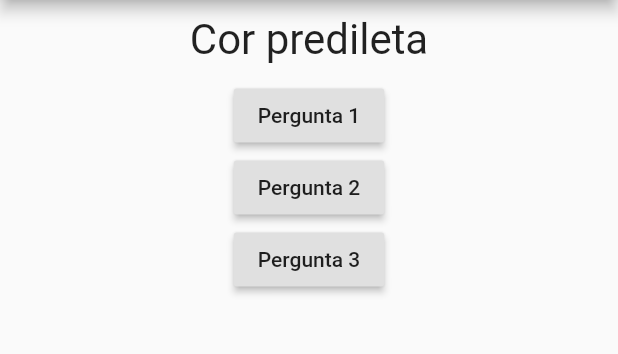
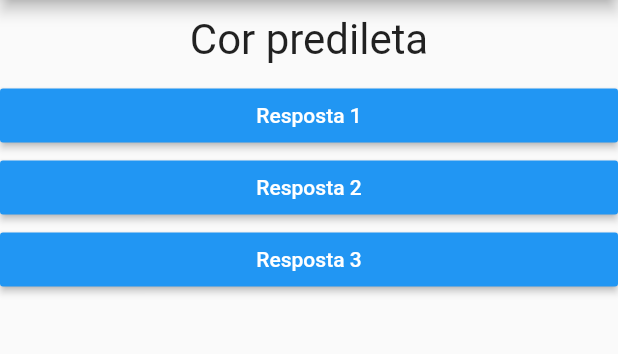
Before and after one commit to Lualfalmeida/projeto-perguntas, a Flutter app: the screen it shows after launch, on a phone screen of 412 x 824 dp, the part 84-438 px from its top. Run offline on Flutter 3.47's test engine with Material 2 defaults, Android fonts, the phone set to English and light mode, and no system bars.

Commit message:
projeto criado

```diff
--- a/lib/main.dart
+++ b/lib/main.dart
@@ -1,7 +1,7 @@
 import 'package:flutter/cupertino.dart';
 import 'package:flutter/material.dart';
 import './questao.dart';
-
+import './resposta.dart';
 
 main() => runApp(PerguntaApp());
 
@@ -21,9 +21,19 @@ class _PerguntaAppState extends State<PerguntaApp> {
       });
     }
 
-    var _pergunta = [
-      'Cor predileta',
-      'Animal predileto',
+    final List<Map<String, Object>> _pergunta = [
+      {
+        'texto': 'Cor predileta',
+        'respostas': ['Verde', 'Vermelha', 'Azul', 'Branca'],
+      },
+      {
+        'texto': 'Animal predileto',
+        'respostas': ['Cachorro', 'Gato', 'Papagaio', 'Hamster'],
+      },
+      {
+        'texto': 'Professor predileto',
+        'respostas': ['João', 'Marcelo', 'Alvaro', 'Bianca'],
+      },
     ];
 
     return MaterialApp(
@@ -33,19 +43,10 @@ class _PerguntaAppState extends State<PerguntaApp> {
         ),
         body: Column(
           children: [
-            Questao(_pergunta[_perguntaSelecionada]),
-            RaisedButton(
-              child: Text('Pergunta 1'),
-              onPressed: _responder,
-            ),
-            RaisedButton(
-              child: Text('Pergunta 2'),
-              onPressed: _responder,
-            ),
-            RaisedButton(
-              child: Text('Pergunta 3'),
-              onPressed: _responder,
-            ),
+            Questao(_pergunta[_perguntaSelecionada]['texto']),
+            Resposta('Resposta 1', _responder),
+            Resposta('Resposta 2', _responder),
+            Resposta('Resposta 3', _responder),
           ],
         ),
       ),
--- a/lib/questao.dart
+++ b/lib/questao.dart
@@ -1,15 +1,15 @@
 import 'package:flutter/material.dart';
 
 class Questao extends StatelessWidget {
-  final String texto;
-  Questao(this.texto);
+  final String argumento;
+  Questao(this.argumento);
   @override
   Widget build(BuildContext context) {
     return Container(
       width: double.infinity,
       margin: EdgeInsets.all(10),
       child: Text(
-        texto,
+        argumento,
         style: TextStyle(fontSize: 28),
         textAlign: TextAlign.center,
       ),
--- /dev/null
+++ b/lib/resposta.dart
@@ -0,0 +1,22 @@
+import 'package:flutter/material.dart';
+
+class Resposta extends StatelessWidget {
+  final String argumento;
+  final void Function() quandoSelecionada;
+  Resposta(this.argumento, this.quandoSelecionada);
+
+  @override
+  Widget build(BuildContext context) {
+    return Container(
+      width: double.infinity,
+      child: RaisedButton(
+        color: Colors.blue,
+        textColor: Colors.white,
+        child: Text(
+          argumento,
+        ),
+        onPressed: quandoSelecionada,
+      ),
+    );
+  }
+}
```
